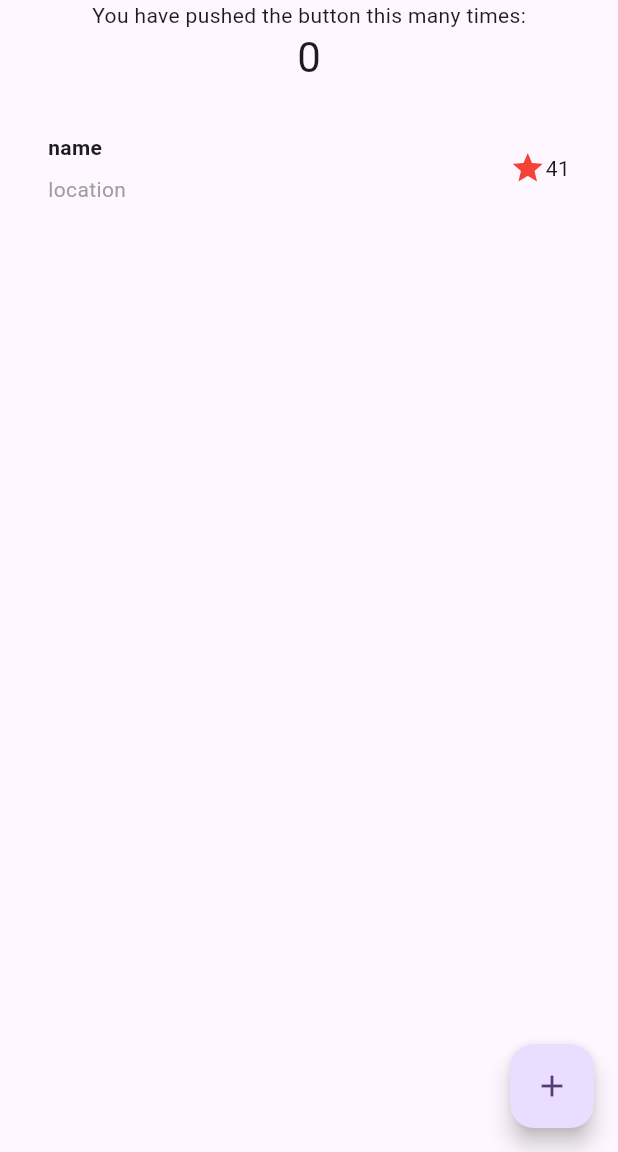
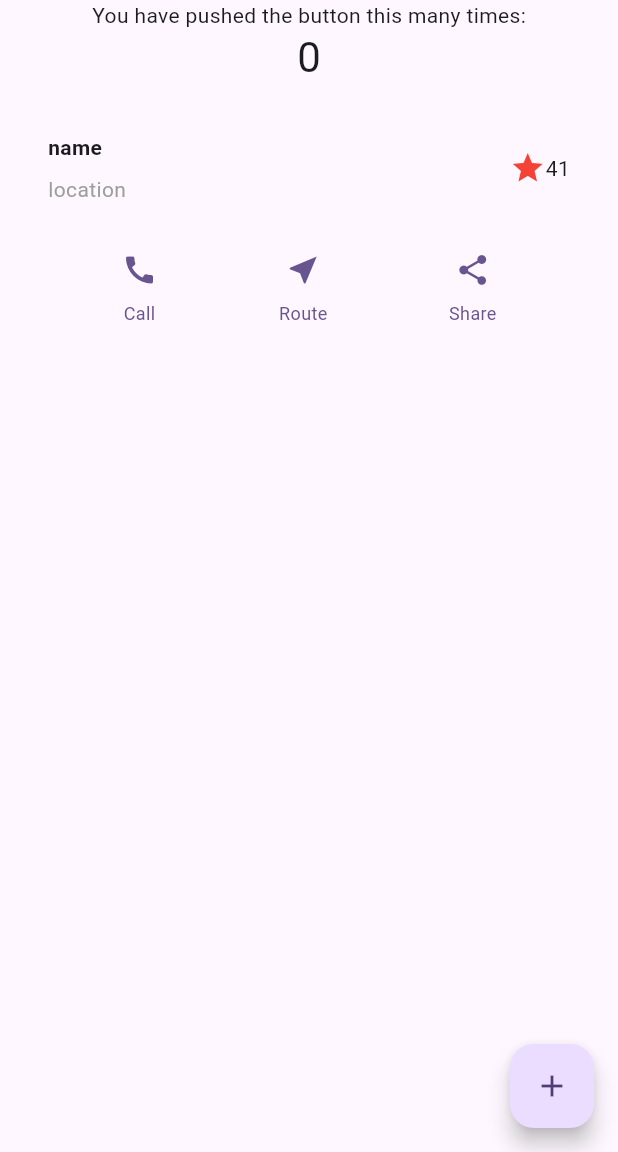
Before and after one commit to lotus0602/flutter_example, a Flutter app: the screen it shows after launch, on a phone screen of 412 x 824 dp, the part 84-1236 px from its top. Run offline on Flutter 3.47's test engine with Material 3 defaults, Android fonts, the phone set to English and light mode, and no system bars.

Commit message:
ButtonSection 추가

```diff
--- /dev/null
+++ b/lib/ButtonSection.dart
@@ -0,0 +1,56 @@
+import 'package:flutter/material.dart';
+
+class ButtonSection extends StatelessWidget {
+  const ButtonSection({super.key});
+
+  @override
+  Widget build(BuildContext context) {
+    final Color color = Theme.of(context).primaryColor;
+    return SizedBox(
+      child: Row(
+        mainAxisAlignment: MainAxisAlignment.spaceEvenly,
+        children: [
+          ButtonWithText(color: color, icon: Icons.call, label: 'Call'),
+          ButtonWithText(color: color, icon: Icons.near_me, label: 'Route'),
+          ButtonWithText(color: color, icon: Icons.share, label: 'Share'),
+        ],
+      ),
+    );
+  }
+}
+
+class ButtonWithText extends StatelessWidget {
+  const ButtonWithText({
+    super.key,
+    required this.color,
+    required this.icon,
+    required this.label
+  });
+
+  final Color color;
+  final IconData icon;
+  final String label;
+
+  @override
+  Widget build(BuildContext context) {
+    return Column(
+      mainAxisSize: MainAxisSize.min,
+      mainAxisAlignment: MainAxisAlignment.center,
+      children: [
+        Icon(icon, color: color),
+        Padding(
+            padding: const EdgeInsets.only(top: 8),
+            child: Text(
+                label,
+                style: TextStyle(
+                    fontSize: 12,
+                    fontWeight:
+                    FontWeight.w400,
+                    color: color
+                )
+            )
+        )
+      ],
+    );
+  }
+}
--- a/lib/main.dart
+++ b/lib/main.dart
@@ -1,4 +1,5 @@
 import 'package:flutter/material.dart';
+import 'package:flutter_example/ButtonSection.dart';
 import 'package:flutter_example/TitleSection.dart';
 
 void main() {
@@ -113,7 +114,8 @@ class _MyHomePageState extends State<MyHomePage> {
               '$_counter',
               style: Theme.of(context).textTheme.headlineMedium,
             ),
-            const TitleSection(name: "name", location: "location")
+            const TitleSection(name: "name", location: "location"),
+            const ButtonSection()
           ],
         ),
       ),
```
